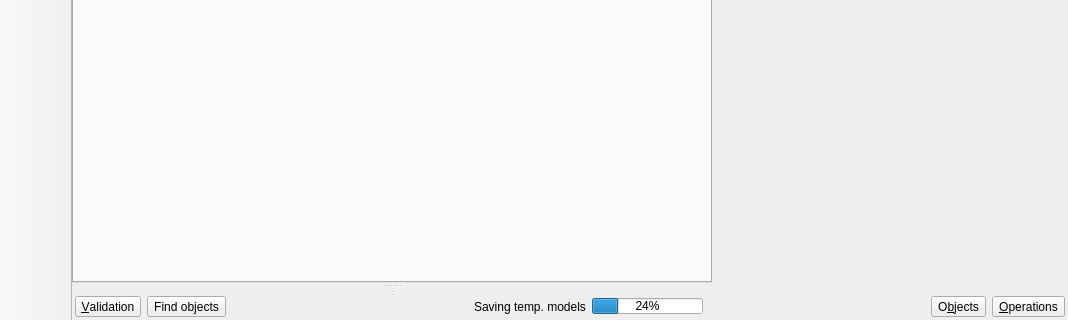
Qt form libpgmodeler_ui/ui/mainwindow.ui (pgmodeler/pgmodeler) before a commit; both pictures show x 0 to 1068 and y 388 to 708 of the 1068 by 708 pixel window.
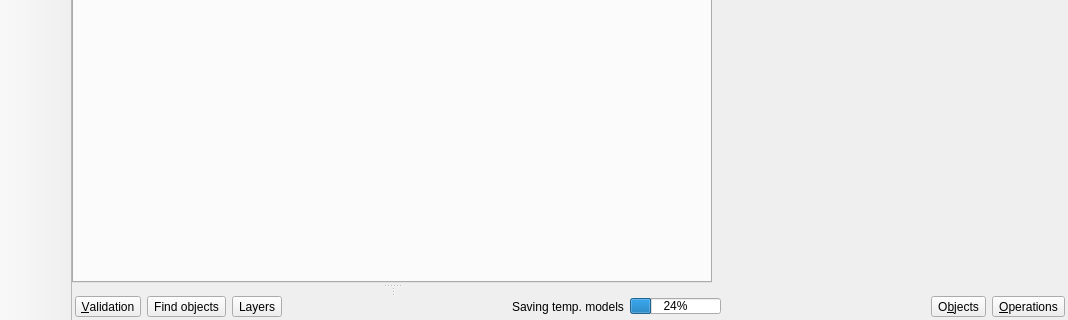
The same form after that commit. The open tabs and pages were chosen to show the change. Icons and pictures are not drawn.

Commit message: Adding support to scene layers (WIP)

What changed in the file:
```diff
--- a/libpgmodeler_ui/ui/mainwindow.ui
+++ b/libpgmodeler_ui/ui/mainwindow.ui
@@ -382,83 +382,6 @@
              <property name="spacing">
               <number>0</number>
              </property>
-             <item row="0" column="7">
-              <spacer name="horizontalSpacer_2">
-               <property name="orientation">
-                <enum>Qt::Horizontal</enum>
-               </property>
-               <property name="sizeHint" stdset="0">
-                <size>
-                 <width>40</width>
-                 <height>20</height>
-                </size>
-               </property>
-              </spacer>
-             </item>
-             <item row="0" column="4">
-              <spacer name="horizontalSpacer">
-               <property name="orientation">
-                <enum>Qt::Horizontal</enum>
-               </property>
-               <property name="sizeHint" stdset="0">
-                <size>
-                 <width>40</width>
-                 <height>20</height>
-                </size>
-               </property>
-              </spacer>
-             </item>
-             <item row="0" column="6">
-              <widget class="QWidget" name="bg_saving_wgt" native="true">
-               <property name="sizePolicy">
-                <sizepolicy hsizetype="Expanding" vsizetype="Preferred">
-                 <horstretch>0</horstretch>
-                 <verstretch>0</verstretch>
-                </sizepolicy>
-               </property>
-               <layout class="QHBoxLayout" name="horizontalLayout_2">
-                <property name="leftMargin">
-                 <number>0</number>
-                </property>
-                <property name="topMargin">
-                 <number>0</number>
-                </property>
-                <property name="rightMargin">
-                 <number>0</number>
-                </property>
-                <property name="bottomMargin">
-                 <number>0</number>
-                </property>
-                <item>
-                 <layout class="QHBoxLayout" name="horizontalLayout_5">
-                  <property name="bottomMargin">
-                   <number>3</number>
-                  </property>
-                  <item>
-                   <widget class="QLabel" name="bg_saving_lbl">
-                    <property name="text">
-                     <string>Saving temp. models</string>
-                    </property>
-                   </widget>
-                  </item>
-                  <item>
-                   <widget class="QProgressBar" name="bg_saving_pb">
-                    <property name="maximumSize">
-                     <size>
-                      <width>16777215</width>
-                      <height>16</height>
-                     </size>
-                    </property>
-                    <property name="value">
-                     <number>24</number>
-                    </property>
-                   </widget>
-                  </item>
-                 </layout>
-                </item>
-               </layout>
-              </widget>
-             </item>
              <item row="0" column="0" colspan="2">
               <layout class="QHBoxLayout" name="horizontalLayout_3">
                <property name="spacing">
@@ -546,9 +469,60 @@
                  </property>
                 </widget>
                </item>
+               <item>
+                <widget class="QToolButton" name="layers_btn">
+                 <property name="sizePolicy">
+                  <sizepolicy hsizetype="Preferred" vsizetype="Preferred">
+                   <horstretch>0</horstretch>
+                   <verstretch>0</verstretch>
+                  </sizepolicy>
+                 </property>
+                 <property name="toolTip">
+                  <string>Toggle the object finder</string>
+                 </property>
+                 <property name="text">
+                  <string>Layers</string>
+                 </property>
+                 <property name="icon">
+                  <iconset resource="../res/resources.qrc">
+                   <normaloff>:/icones/icones/layers.png</normaloff>:/icones/icones/layers.png</iconset>
+                 </property>
+                 <property name="iconSize">
+                  <size>
+                   <width>22</width>
+                   <height>22</height>
+                  </size>
+                 </property>
+                 <property name="shortcut">
+                  <string>Ctrl+F</string>
+                 </property>
+                 <property name="checkable">
+                  <bool>true</bool>
+                 </property>
+                 <property name="toolButtonStyle">
+                  <enum>Qt::ToolButtonTextBesideIcon</enum>
+                 </property>
+                 <property name="autoRaise">
+                  <bool>false</bool>
+                 </property>
+                </widget>
+               </item>
               </layout>
              </item>
-             <item row="0" column="10">
+             <item row="0" column="4">
+              <spacer name="horizontalSpacer">
+               <property name="orientation">
+                <enum>Qt::Horizontal</enum>
+               </property>
+               <property name="sizeHint" stdset="0">
+                <size>
+                 <width>40</width>
+                 <height>20</height>
+                </size>
+               </property>
+              </spacer>
+             </item>
+             <item row="0" column="13">
               <layout class="QHBoxLayout" name="horizontalLayout_4">
                <property name="spacing">
                 <number>0</number>
@@ -653,8 +627,72 @@
                </item>
               </layout>
              </item>
-             <item row="0" column="5">
-              <widget class="QWidget" name="canvas_info_parent" native="true">
+             <item row="0" column="9">
+              <widget class="QWidget" name="bg_saving_wgt" native="true">
+               <property name="sizePolicy">
+                <sizepolicy hsizetype="Expanding" vsizetype="Preferred">
+                 <horstretch>0</horstretch>
+                 <verstretch>0</verstretch>
+                </sizepolicy>
+               </property>
+               <layout class="QHBoxLayout" name="horizontalLayout_2">
+                <property name="leftMargin">
+                 <number>0</number>
+                </property>
+                <property name="topMargin">
+                 <number>0</number>
+                </property>
+                <property name="rightMargin">
+                 <number>0</number>
+                </property>
+                <property name="bottomMargin">
+                 <number>0</number>
+                </property>
+                <item>
+                 <layout class="QHBoxLayout" name="horizontalLayout_5">
+                  <property name="bottomMargin">
+                   <number>3</number>
+                  </property>
+                  <item>
+                   <widget class="QLabel" name="bg_saving_lbl">
+                    <property name="text">
+                     <string>Saving temp. models</string>
+                    </property>
+                   </widget>
+                  </item>
+                  <item>
+                   <widget class="QProgressBar" name="bg_saving_pb">
+                    <property name="maximumSize">
+                     <size>
+                      <width>16777215</width>
+                      <height>16</height>
+                     </size>
+                    </property>
+                    <property name="value">
+                     <number>24</number>
+                    </property>
+                   </widget>
+                  </item>
+                 </layout>
+                </item>
+               </layout>
+              </widget>
+             </item>
+             <item row="0" column="10">
+              <spacer name="horizontalSpacer_2">
+               <property name="orientation">
+                <enum>Qt::Horizontal</enum>
+               </property>
+               <property name="sizeHint" stdset="0">
+                <size>
+                 <width>40</width>
+                 <height>20</height>
+                </size>
+               </property>
+              </spacer>
+             </item>
+             <item row="0" column="6">
+              <widget class="QWidget" name="scene_info_parent" native="true">
                <property name="minimumSize">
                 <size>
                  <width>20</width>
```
The commit also changes 21 other files.
